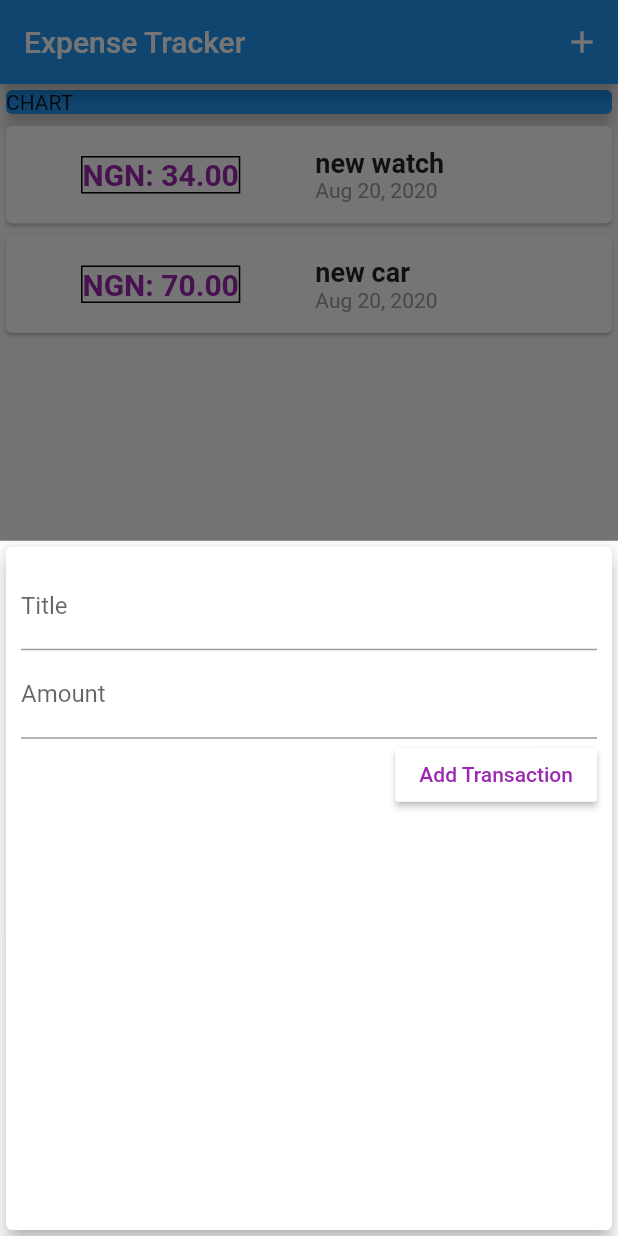
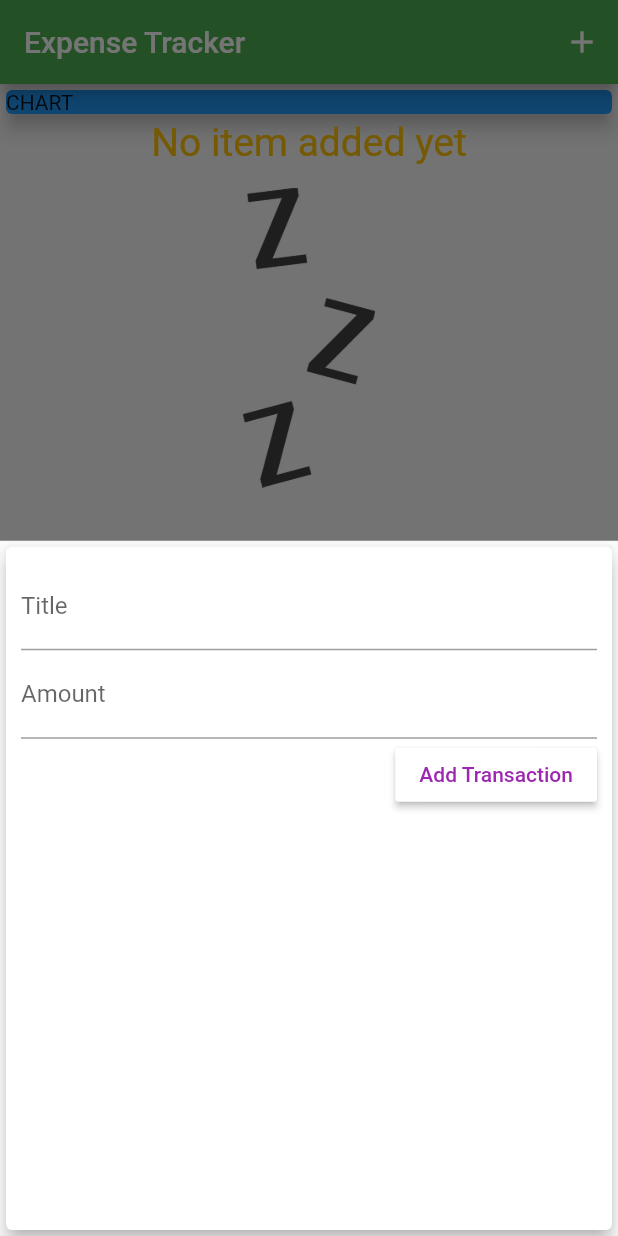
Before and after one commit to gaiyadev/expense_tracker, a Flutter app: the screen it shows after launch, after a tap on the "add" icon, on a phone screen of 412 x 824 dp. Run offline on Flutter 3.47's test engine with Material 2 defaults, Android fonts, the phone set to English and light mode, and no system bars.

```diff
--- a/lib/main.dart
+++ b/lib/main.dart
@@ -7,6 +7,11 @@ class MyApp extends StatelessWidget {
   @override
   Widget build(BuildContext context) {
     return MaterialApp(
+      theme: ThemeData(
+        primarySwatch: Colors.green,
+        accentColor: Colors.green,
+        appBarTheme: AppBarTheme(),
+      ),
       home: MyHomePage(),
     );
   }
--- a/lib/screens/home.dart
+++ b/lib/screens/home.dart
@@ -14,18 +14,18 @@ class _MyHomePageState extends State<MyHomePage> {
   final titleController = TextEditingController();
   final amountController = TextEditingController();
   final List<Transaction> _userTransactions = [
-    Transaction(
-      id: '1',
-      title: 'new watch',
-      amount: 34,
-      date: DateTime.now(),
-    ),
-    Transaction(
-      id: '2',
-      title: 'new car',
-      amount: 70,
-      date: DateTime.now(),
-    ),
+    // Transaction(
+    //   id: '1',
+    //   title: 'new watch',
+    //   amount: 34,
+    //   date: DateTime.now(),
+    // ),
+    // Transaction(
+    //   id: '2',
+    //   title: 'new car',
+    //   amount: 70,
+    //   date: DateTime.now(),
+    // ),
   ];
   void _addNewTransaction(String title, double amount) {
     final newTx = Transaction(
--- /dev/null
+++ b/lib/widgets/chart.dart
@@ -0,0 +1,8 @@
+import 'package:flutter/material.dart';
+
+class Chart extends StatelessWidget {
+  @override
+  Widget build(BuildContext context) {
+    return Container();
+  }
+}
--- a/lib/widgets/new_transaction.dart
+++ b/lib/widgets/new_transaction.dart
@@ -1,11 +1,17 @@
 import 'package:flutter/material.dart';
 
-class NewTransaction extends StatelessWidget {
-  final titleController = TextEditingController();
-  final amountController = TextEditingController();
-
+class NewTransaction extends StatefulWidget {
   NewTransaction(this.addTx);
   final Function addTx;
+
+  @override
+  _NewTransactionState createState() => _NewTransactionState();
+}
+
+class _NewTransactionState extends State<NewTransaction> {
+  final titleController = TextEditingController();
+
+  final amountController = TextEditingController();
 
   void submitData() {
     final enterTitle = titleController.text;
@@ -13,10 +19,11 @@ class NewTransaction extends StatelessWidget {
     if (enterTitle.isEmpty || enterAmount <= 0) {
       return;
     }
-    addTx(
+    widget.addTx(
       enterTitle,
       enterAmount,
     );
+    Navigator.of(context).pop();
   }
 
   @override
--- a/lib/widgets/transaction_list.dart
+++ b/lib/widgets/transaction_list.dart
@@ -11,7 +11,26 @@ class TransactionList extends StatelessWidget {
   Widget build(BuildContext context) {
     return Container(
       height: 300.0,
-      child: ListView.builder(
+      child: transactions.isEmpty
+          ? Column(
+              children: [
+                Text(
+                  'No item added yet',
+                  style: TextStyle(color: Colors.amber, fontSize: 26.0),
+                ),
+                SizedBox(
+                  height: 15.0,
+                ),
+                Container(
+                  height: 200.0,
+                  child: Image.asset(
+                    'image/waiting.png',
+                    fit: BoxFit.cover,
+                  ),
+                ),
+              ],
+            )
+          : ListView.builder(
               itemBuilder: (context, index) {
                 return Card(
                   child: Row(
@@ -25,7 +44,7 @@ class TransactionList extends StatelessWidget {
                           ),
                           decoration: BoxDecoration(
                             border: Border.all(
-                        color: Colors.black,
+                              color: Theme.of(context).primaryColor,
                             ),
                           ),
                           child: Text(
@@ -33,7 +52,8 @@ class TransactionList extends StatelessWidget {
                             style: TextStyle(
                               fontWeight: FontWeight.bold,
                               fontSize: 20.0,
-                          color: Colors.purple),
+                              color: Theme.of(context).primaryColor,
+                            ),
                           ),
                         ),
                       ),
--- a/pubspec.yaml
+++ b/pubspec.yaml
@@ -46,9 +46,8 @@ flutter:
   uses-material-design: true
 
   # To add assets to your application, add an assets section, like this:
-  # assets:
-  #   - images/a_dot_burr.jpeg
-  #   - images/a_dot_ham.jpeg
+  assets:
+    - image/
 
   # An image asset can refer to one or more resolution-specific "variants", see
   # https://flutter.dev/assets-and-images/#resolution-aware.
```
Also changed, not shown: image/waiting.png (added). Lines whose indentation alone changed are shown as unchanged.
